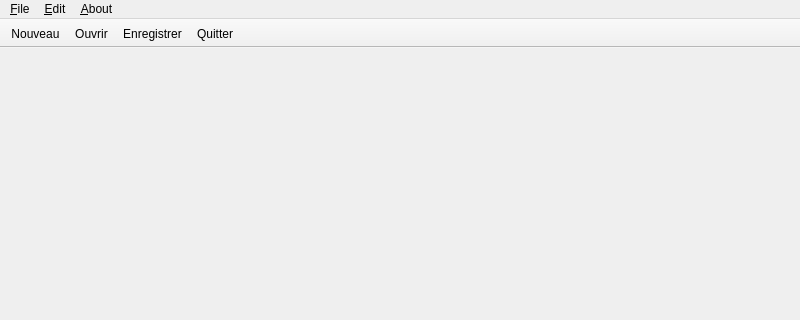
This is interface/mainwindow.ui in TriComp/TriComp as Qt 5 draws it before an edit; both pictures show x 0 to 800 and y 0 to 320 of the 800 by 600 pixel window. The edited form follows.
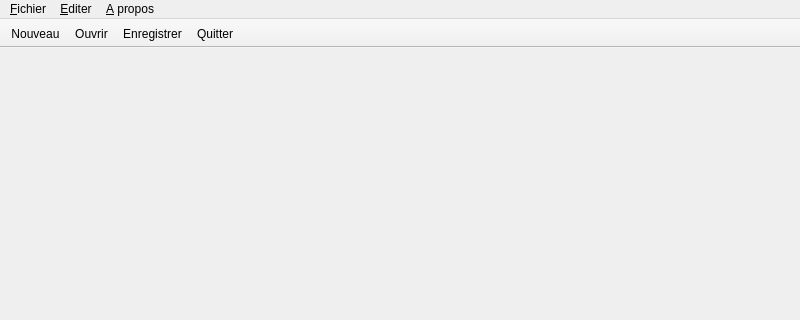
This is the edited form. Icons and pictures are not drawn.

Commit message: Petit oubli

Diff of the .ui file:
```diff
--- a/interface/mainwindow.ui
+++ b/interface/mainwindow.ui
@@ -33,7 +33,7 @@
    </property>
    <widget class="QMenu" name="fileMenu">
     <property name="title">
-     <string>&amp;File</string>
+     <string>&amp;Fichier</string>
     </property>
     <addaction name="newAction"/>
     <addaction name="openAction"/>
@@ -44,14 +44,14 @@
    </widget>
    <widget class="QMenu" name="editMenu">
     <property name="title">
-     <string>&amp;Edit</string>
+     <string>&amp;Editer</string>
     </property>
     <addaction name="undoAction"/>
     <addaction name="redoAction"/>
    </widget>
    <widget class="QMenu" name="aboutMenu">
     <property name="title">
-     <string>&amp;About</string>
+     <string>&amp;A propos</string>
     </property>
     <addaction name="separator"/>
     <addaction name="aboutTricompAction"/>
```
